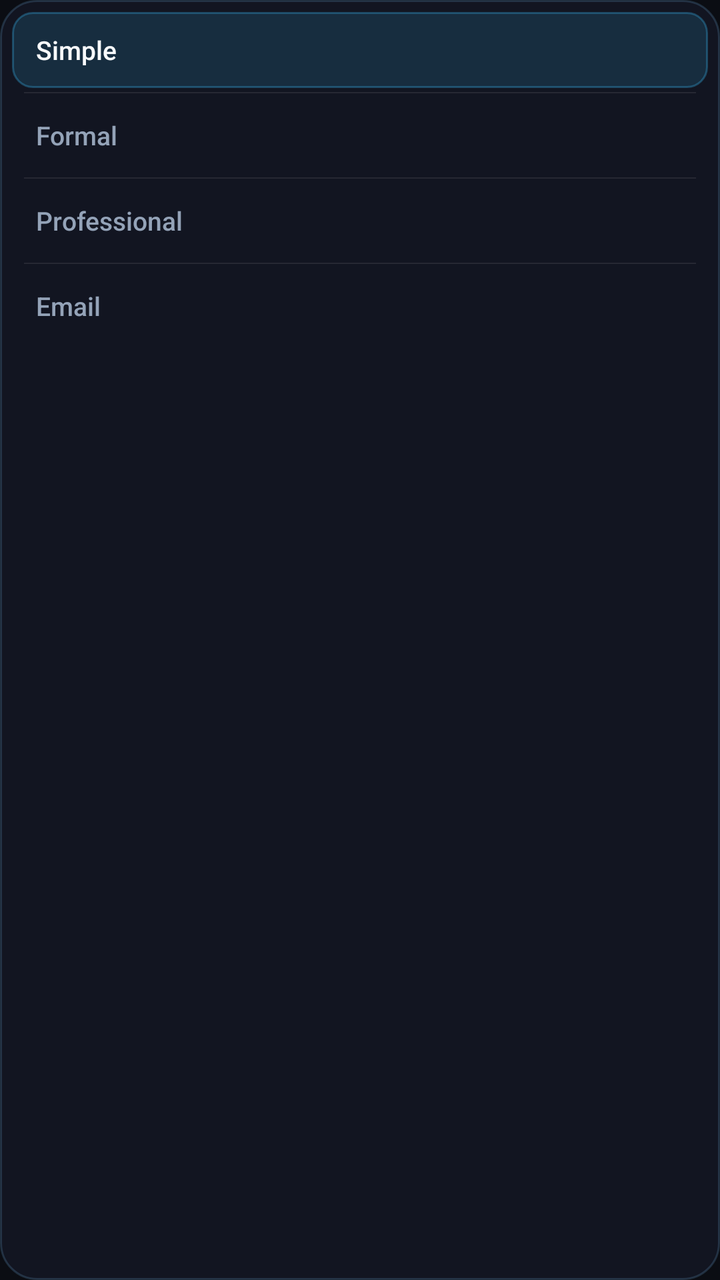
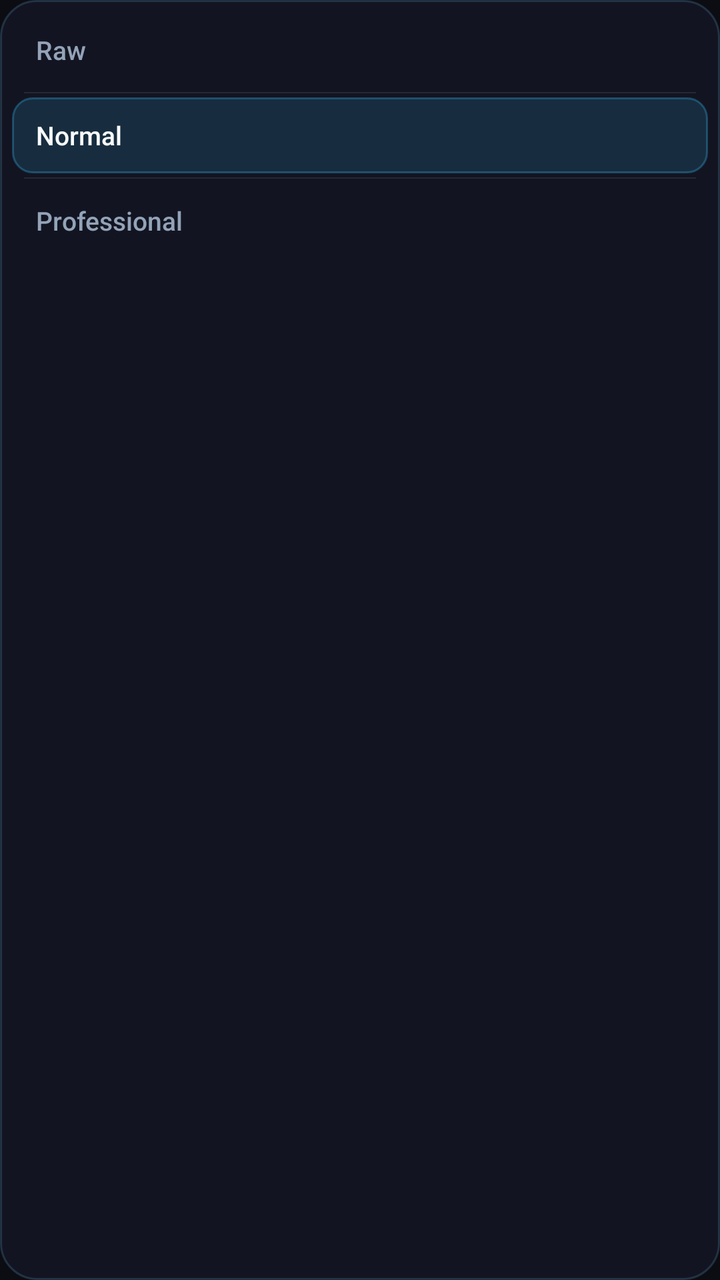

Compare the two renders of this Android layout. The source of the first and the diff that turns it into the second are given below.
<!-- AndroidManifest.xml: application theme Theme.Keyflow -->
<!-- res/layout/overlay_tone_menu.xml -->
<?xml version="1.0" encoding="utf-8"?>
<LinearLayout xmlns:android="http://schemas.android.com/apk/res/android"
    android:id="@+id/rootToneMenu"
    android:layout_width="match_parent"
    android:layout_height="wrap_content"
    android:orientation="vertical"
    android:background="@drawable/bg_tone_menu"
    android:padding="6dp"
    android:elevation="14dp"
    android:clipToPadding="false"
    android:clipChildren="false">

    
    <TextView
        android:id="@+id/chipToneSimple"
        android:layout_width="match_parent"
        android:layout_height="38dp"
        android:paddingStart="12dp"
        android:paddingEnd="12dp"
        android:gravity="center_vertical|start"
        android:text="Simple"
        android:textSize="13sp"
        android:textColor="#F8FAFC"
        android:fontFamily="sans-serif-medium"
        android:background="@drawable/bg_tone_chip_active"
        android:clickable="true"
        android:focusable="true" />

    
    <View
        android:layout_width="match_parent"
        android:layout_height="0.5dp"
        android:layout_marginHorizontal="6dp"
        android:layout_marginVertical="2dp"
        android:background="#15FFFFFF" />

    
    <TextView
        android:id="@+id/chipToneFormal"
        android:layout_width="match_parent"
        android:layout_height="38dp"
        android:paddingStart="12dp"
        android:paddingEnd="12dp"
        android:gravity="center_vertical|start"
        android:text="Formal"
        android:textSize="13sp"
        android:textColor="#94A3B8"
        android:fontFamily="sans-serif-medium"
        android:background="@drawable/bg_tone_chip_inactive"
        android:clickable="true"
        android:focusable="true" />

    
    <View
        android:layout_width="match_parent"
        android:layout_height="0.5dp"
        android:layout_marginHorizontal="6dp"
        android:layout_marginVertical="2dp"
        android:background="#15FFFFFF" />

    
    <TextView
        android:id="@+id/chipToneProfessional"
        android:layout_width="match_parent"
        android:layout_height="38dp"
        android:paddingStart="12dp"
        android:paddingEnd="12dp"
        android:gravity="center_vertical|start"
        android:text="Professional"
        android:textSize="13sp"
        android:textColor="#94A3B8"
        android:fontFamily="sans-serif-medium"
        android:background="@drawable/bg_tone_chip_inactive"
        android:clickable="true"
        android:focusable="true" />

    
    <View
        android:layout_width="match_parent"
        android:layout_height="0.5dp"
        android:layout_marginHorizontal="6dp"
        android:layout_marginVertical="2dp"
        android:background="#15FFFFFF" />

    
    <TextView
        android:id="@+id/chipToneEmail"
        android:layout_width="match_parent"
        android:layout_height="38dp"
        android:paddingStart="12dp"
        android:paddingEnd="12dp"
        android:gravity="center_vertical|start"
        android:text="Email"
        android:textSize="13sp"
        android:textColor="#94A3B8"
        android:fontFamily="sans-serif-medium"
        android:background="@drawable/bg_tone_chip_inactive"
        android:clickable="true"
        android:focusable="true" />

</LinearLayout>
<!-- resources referenced by this layout -->
<resources>
  <!-- drawable bg_tone_chip_active (drawable) -->
  <?xml version="1.0" encoding="utf-8"?>
  <shape xmlns:android="http://schemas.android.com/apk/res/android"
      android:shape="rectangle">
      <solid android:color="#2438BDF8" />
      <corners android:radius="10dp" />
      <stroke
          android:width="1dp"
          android:color="#4D38BDF8" />
  </shape>
  <!-- drawable bg_tone_chip_inactive (drawable) -->
  <?xml version="1.0" encoding="utf-8"?>
  <shape xmlns:android="http://schemas.android.com/apk/res/android"
      android:shape="rectangle">
      <solid android:color="#00000000" />
      <corners android:radius="10dp" />
  </shape>
  <!-- drawable bg_tone_menu (drawable) -->
  <?xml version="1.0" encoding="utf-8"?>
  <shape xmlns:android="http://schemas.android.com/apk/res/android"
      android:shape="rectangle">
      <solid android:color="#F0131622" />
      <corners android:radius="18dp" />
      <stroke
          android:width="1dp"
          android:color="#2E81C5FF" />
  </shape>
  <style name="Theme.Keyflow" parent="Theme.MaterialComponents.DayNight.NoActionBar">
          <item name="colorPrimary">@color/accent_primary</item>
          <item name="colorPrimaryVariant">@color/accent_primary_dark</item>
          <item name="colorOnPrimary">@color/white</item>
          <item name="android:statusBarColor">#12141A</item>
          <item name="android:navigationBarColor">#12141A</item>
          <item name="android:windowBackground">#0B0D13</item>
      </style>
  <color name="accent_primary">#8B5CF6</color>
  <color name="accent_primary_dark">#7C3AED</color>
  <color name="white">#FFFFFFFF</color>
</resources>

<!-- the commit's change to res/layout/overlay_tone_menu.xml (unified diff, before → after) -->
@@ -12,17 +12,17 @@
 
     
     <TextView
-        android:id="@+id/chipToneSimple"
+        android:id="@+id/chipToneRaw"
         android:layout_width="match_parent"
         android:layout_height="38dp"
         android:paddingStart="12dp"
         android:paddingEnd="12dp"
         android:gravity="center_vertical|start"
-        android:text="Simple"
+        android:text="Raw"
         android:textSize="13sp"
-        android:textColor="#F8FAFC"
+        android:textColor="#94A3B8"
         android:fontFamily="sans-serif-medium"
-        android:background="@drawable/bg_tone_chip_active"
+        android:background="@drawable/bg_tone_chip_inactive"
         android:clickable="true"
         android:focusable="true" />
 
@@ -36,17 +36,17 @@
 
     
     <TextView
-        android:id="@+id/chipToneFormal"
+        android:id="@+id/chipToneNormal"
         android:layout_width="match_parent"
         android:layout_height="38dp"
         android:paddingStart="12dp"
         android:paddingEnd="12dp"
         android:gravity="center_vertical|start"
-        android:text="Formal"
+        android:text="Normal"
         android:textSize="13sp"
-        android:textColor="#94A3B8"
+        android:textColor="#F8FAFC"
         android:fontFamily="sans-serif-medium"
-        android:background="@drawable/bg_tone_chip_inactive"
+        android:background="@drawable/bg_tone_chip_active"
         android:clickable="true"
         android:focusable="true" />
 
@@ -74,28 +74,4 @@
         android:clickable="true"
         android:focusable="true" />
 
-    
-    <View
-        android:layout_width="match_parent"
-        android:layout_height="0.5dp"
-        android:layout_marginHorizontal="6dp"
-        android:layout_marginVertical="2dp"
-        android:background="#15FFFFFF" />
-
-    
-    <TextView
-        android:id="@+id/chipToneEmail"
-        android:layout_width="match_parent"
-        android:layout_height="38dp"
-        android:paddingStart="12dp"
-        android:paddingEnd="12dp"
-        android:gravity="center_vertical|start"
-        android:text="Email"
-        android:textSize="13sp"
-        android:textColor="#94A3B8"
-        android:fontFamily="sans-serif-medium"
-        android:background="@drawable/bg_tone_chip_inactive"
-        android:clickable="true"
-        android:focusable="true" />
-
 </LinearLayout>
